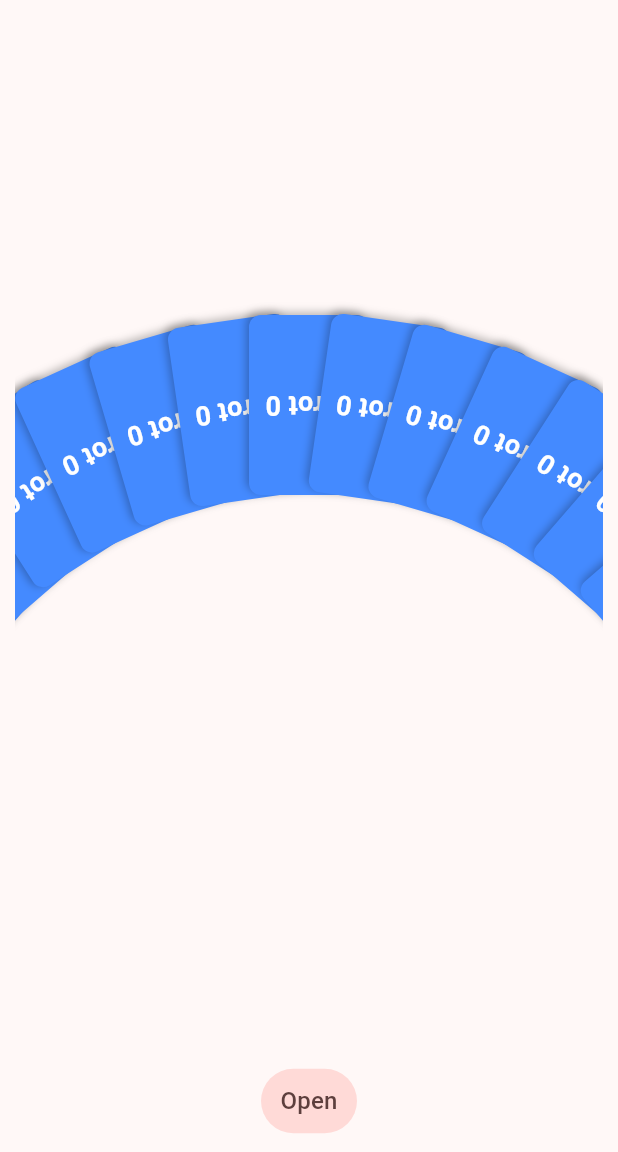
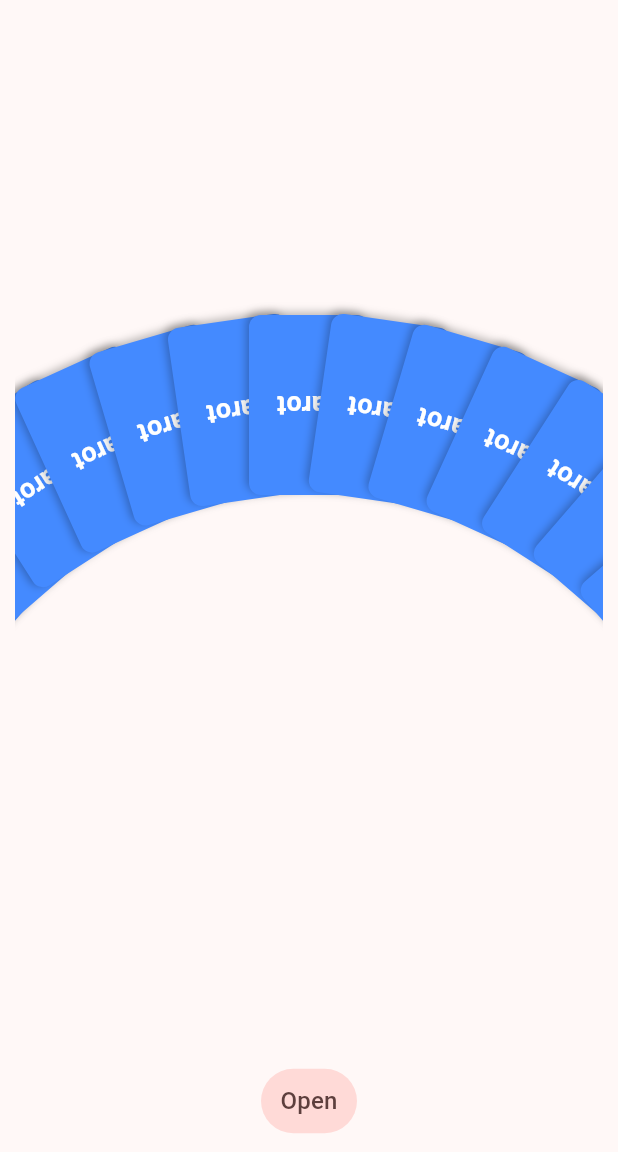
Before and after one commit to lertumpai/goodluck, a Flutter app: the GoodLuckPage screen opened directly, on a phone screen of 412 x 824 dp, the part 84-1236 px from its top. Run offline on Flutter 3.47's test engine with Material 2 defaults, Android fonts, the phone set to English and light mode, and no system bars.

```diff
--- a/lib/tarots/widgets/curveCard.dart
+++ b/lib/tarots/widgets/curveCard.dart
@@ -173,7 +173,9 @@ class CardWidget extends StatelessWidget {
 
   @override
   Widget build(BuildContext context) {
-    return InkWell(
+    return Column(
+      children: [
+        InkWell(
           onTap: () {
             onSelect(index);
           },
@@ -191,10 +193,10 @@ class CardWidget extends StatelessWidget {
                 ),
               ],
             ),
-        child: Center(
+            child: const Center(
               child: Text(
-            'Tarot $order',
-            style: const TextStyle(
+                'Tarot',
+                style: TextStyle(
                   color: Colors.white,
                   fontSize: 18.0,
                   fontWeight: FontWeight.bold,
@@ -202,6 +204,13 @@ class CardWidget extends StatelessWidget {
               ),
             ),
           ),
+        ),
+        if (order > 0)
+          Transform.rotate(
+            angle: 3.14159, // 180 degrees in radians (pi radians)
+            child: Text(order.toString()),
+          )
+      ],
     );
   }
 }
```
Lines whose indentation alone changed are shown as unchanged.
